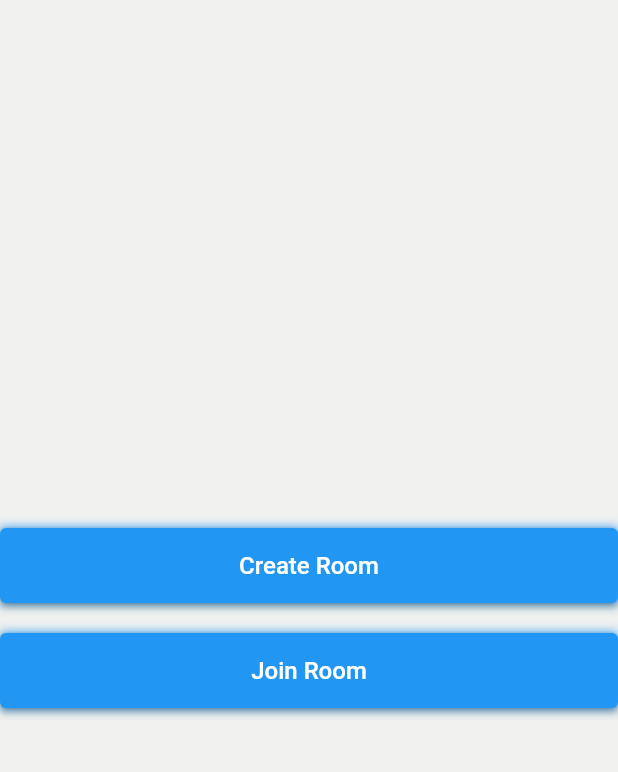
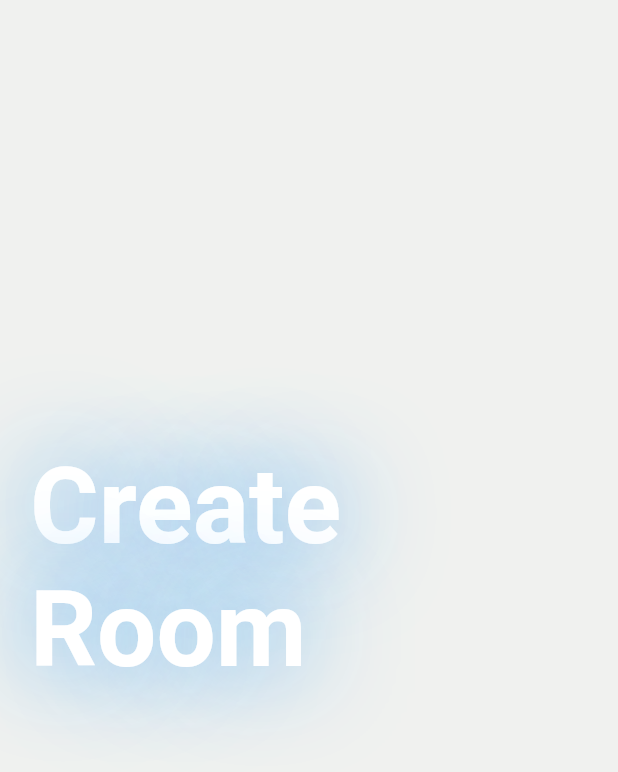
Before and after one commit to HazemHamdy7/tec_tac_toc, a Flutter app: the screen it shows after launch, after a tap on "Create Room", on a phone screen of 412 x 824 dp. Shown: the top 772 px of the screen. Run offline on Flutter 3.47's test engine with Material 2 defaults, Android fonts, the phone set to English and light mode, and no system bars.

Commit message:
create custom text

```diff
--- a/lib/main.dart
+++ b/lib/main.dart
@@ -1,4 +1,6 @@
 import 'package:flutter/material.dart';
+import 'package:tec_tac/screens/create_room_screen.dart';
+import 'package:tec_tac/screens/join_room_screen.dart';
 import 'package:tec_tac/utils/colors_app.dart';
 
 import 'screens/main_menu_screen.dart';
@@ -23,8 +25,10 @@ class MyApp extends StatelessWidget {
       ),
       routes: {
         MainMenuScreen.routeName: (context) => const MainMenuScreen(),
+        JoinRoomScreen.routeName: (context) => const JoinRoomScreen(),
+        CreateRoomScreen.routeName: (context) => const CreateRoomScreen(),
       },
-      home: const MainMenuScreen(),
+      initialRoute: MainMenuScreen.routeName,
     );
   }
 }
--- a/lib/screens/create_room_screen.dart
+++ b/lib/screens/create_room_screen.dart
@@ -1,6 +1,10 @@
 import 'package:flutter/material.dart';
 
+import '../widgets/custom_text.dart';
+
 class CreateRoomScreen extends StatefulWidget {
+  static String routeName = '/create-room';
+
   const CreateRoomScreen({super.key});
 
   @override
@@ -10,6 +14,26 @@ class CreateRoomScreen extends StatefulWidget {
 class _CreateRoomScreenState extends State<CreateRoomScreen> {
   @override
   Widget build(BuildContext context) {
-    return const Scaffold();
+    final size = MediaQuery.of(context).size;
+    return Scaffold(
+      body: Container(
+        margin: const EdgeInsets.symmetric(horizontal: 20),
+        child: Column(
+          mainAxisAlignment: MainAxisAlignment.center,
+          crossAxisAlignment: CrossAxisAlignment.center,
+          children: [
+            const CustomText(
+              shadow: [Shadow(blurRadius: 90, color: Colors.blue)],
+              text: 'Create Room',
+              fontWeight: FontWeight.bold,
+              fontSize: 70,
+            ),
+            SizedBox(
+              height: size.height * 0.08,
+            )
+          ],
+        ),
+      ),
+    );
   }
 }
--- a/lib/screens/join_room_screen.dart
+++ b/lib/screens/join_room_screen.dart
@@ -1,6 +1,8 @@
 import 'package:flutter/material.dart';
 
 class JoinRoomScreen extends StatefulWidget {
+  static String routeName = '/join-room';
+
   const JoinRoomScreen({super.key});
 
   @override
--- a/lib/screens/main_menu_screen.dart
+++ b/lib/screens/main_menu_screen.dart
@@ -1,11 +1,20 @@
 import 'package:flutter/material.dart';
+import 'package:tec_tac/screens/join_room_screen.dart';
 import 'package:tec_tac/widgets/custom_button.dart';
 
 import '../responsive/resopnsive.dart';
+import 'create_room_screen.dart';
 
 class MainMenuScreen extends StatelessWidget {
   static String routeName = '/main-menu';
   const MainMenuScreen({super.key});
+  void creatRoom(BuildContext context) {
+    Navigator.pushNamed(context, CreateRoomScreen.routeName);
+  }
+
+  void joinRoom(BuildContext context) {
+    Navigator.pushNamed(context, JoinRoomScreen.routeName);
+  }
 
   @override
   Widget build(BuildContext context) {
@@ -14,9 +23,9 @@ class MainMenuScreen extends StatelessWidget {
       child: Column(
         mainAxisAlignment: MainAxisAlignment.center,
         children: [
-          CustomButton(onTap: () {}, text: 'Create Room'),
+          CustomButton(onTap: () => creatRoom(context), text: 'Create Room'),
           const SizedBox(height: 20),
-          CustomButton(onTap: () {}, text: 'Join Room'),
+          CustomButton(onTap: () => joinRoom(context), text: 'Join Room'),
         ],
       ),
     ));
--- /dev/null
+++ b/lib/widgets/custom_text.dart
@@ -0,0 +1,29 @@
+// ignore_for_file: public_member_api_docs, sort_constructors_first
+import 'package:flutter/material.dart';
+
+class CustomText extends StatelessWidget {
+  final List<Shadow> shadow;
+  final String text;
+  final double fontSize;
+  final FontWeight? fontWeight;
+  const CustomText({
+    Key? key,
+    required this.shadow,
+    required this.text,
+    required this.fontSize,
+    this.fontWeight,
+  }) : super(key: key);
+
+  @override
+  Widget build(BuildContext context) {
+    return Text(
+      text,
+      style: TextStyle(
+        color: Colors.white,
+        fontSize: fontSize,
+        fontWeight: fontWeight,
+        shadows: shadow,
+      ),
+    );
+  }
+}
```
